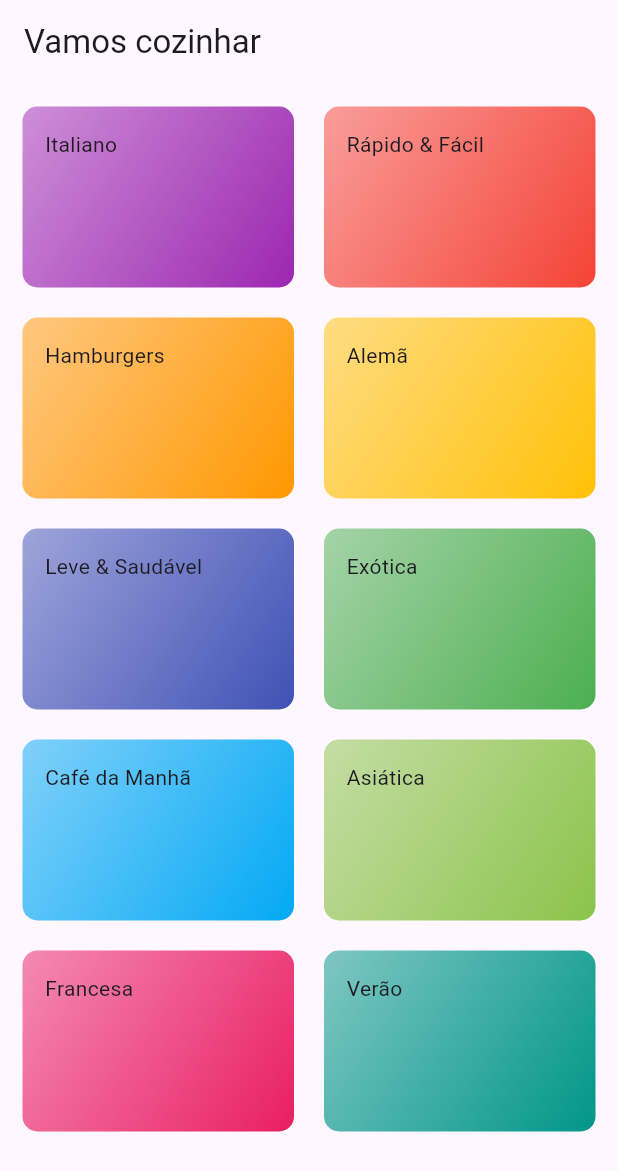
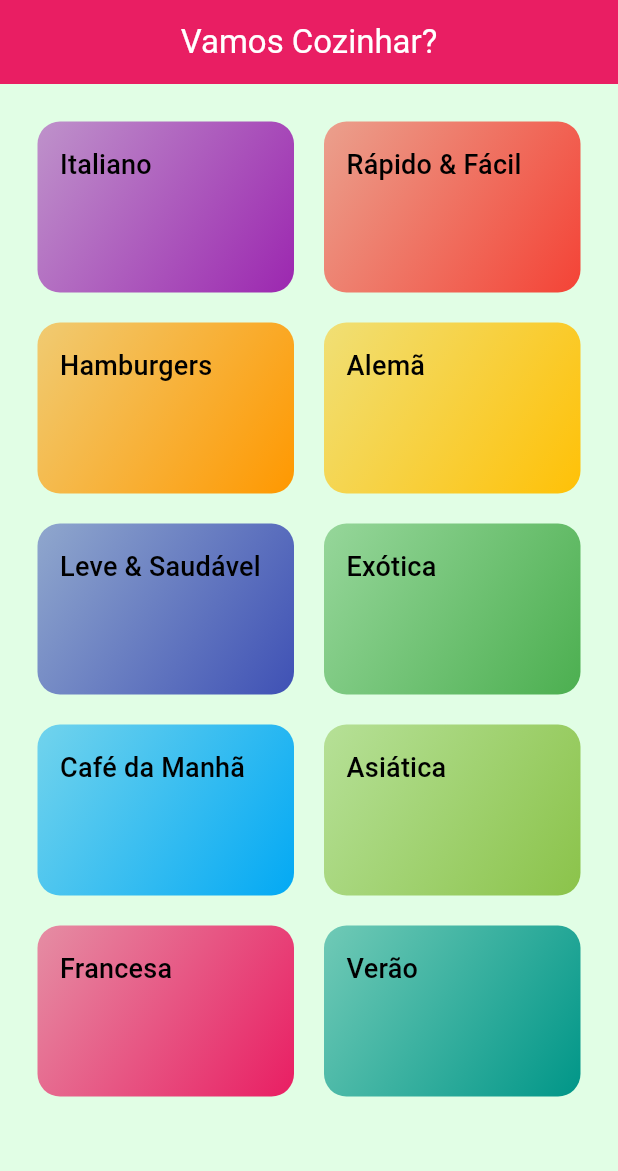
Before and after one commit to LucasSousaM/refeicoes, a Flutter app: the screen it shows after launch, on a phone screen of 412 x 824 dp. Shown: the top 1171 px of the screen. Run offline on Flutter 3.47's test engine with Material 3 defaults, Android fonts, the phone set to English and light mode, and no system bars; Roboto replaces fonts that are missing (RobotoCondensed).

Commit message:
projeto-inicial-navegando-telas

```diff
--- a/lib/components/category_item.dart
+++ b/lib/components/category_item.dart
@@ -1,18 +1,33 @@
 import 'package:flutter/material.dart';
+import 'package:meals/screens/categories_meals_screen.dart';
 
 import '../models/category.dart';
 
 class CategoryItem extends StatelessWidget {
   final Category category;
 
-  CategoryItem(this.category);
+  const CategoryItem(this.category);
+
+  void _selectCategory(BuildContext context) {
+    Navigator.of(context).push(
+      MaterialPageRoute(
+        builder: (_) {
+          return CategoriesMealsScreen(category);
+        },
+      ),
+    );
+  }
 
   @override
   Widget build(BuildContext context) {
-    return Container(
-      padding: EdgeInsets.all(15),
+    return InkWell(
+      onTap: () => _selectCategory(context),
+      borderRadius: BorderRadius.circular(15),
+      splashColor: Theme.of(context).colorScheme.primary,
+      child: Container(
+        padding: const EdgeInsets.all(15),
         decoration: BoxDecoration(
-        borderRadius: BorderRadius.circular(10),
+          borderRadius: BorderRadius.circular(15),
           gradient: LinearGradient(
             colors: [
               category.color.withOpacity(0.5),
@@ -22,7 +37,11 @@ class CategoryItem extends StatelessWidget {
             end: Alignment.bottomRight,
           ),
         ),
-      child: Text(category.title),
+        child: Text(
+          category.title,
+          style: Theme.of(context).textTheme.titleMedium,
+        ),
+      ),
     );
   }
 }
--- a/lib/main.dart
+++ b/lib/main.dart
@@ -7,9 +7,26 @@ class MyApp extends StatelessWidget {
   @override
   Widget build(BuildContext context) {
     return MaterialApp(
-      title: 'DeliMeals',
+      title: 'Vamos Cozinhar?',
       theme: ThemeData(
-        primaryColor: Colors.pink,
+        colorScheme: const ColorScheme(
+          brightness: Brightness.light,
+          primary: Colors.pink,
+          onPrimary: Colors.white,
+          secondary: Colors.amber,
+          onSecondary: Colors.black,
+          surface: Color.fromRGBO(225, 254, 229, 1),
+          onSurface: Colors.black,
+          error: Colors.red,
+          onError: Colors.white,
+        ),
+        fontFamily: 'Raleway',
+        textTheme: ThemeData.light().textTheme.copyWith(
+              titleMedium: const TextStyle(
+                fontSize: 18,
+                fontFamily: 'RobotoCondensed',
+              ),
+            ),
       ),
       home: CategoriesScreen(),
     );
--- a/lib/screens/categories_screen.dart
+++ b/lib/screens/categories_screen.dart
@@ -1,4 +1,5 @@
 import 'package:flutter/material.dart';
+import 'package:flutter/widgets.dart';
 import 'package:meals/components/category_item.dart';
 import 'package:meals/data/dummy_data.dart';
 
@@ -7,10 +8,16 @@ class CategoriesScreen extends StatelessWidget {
   Widget build(BuildContext context) {
     return Scaffold(
       appBar: AppBar(
-        title: const Text('Vamos cozinhar'),
+        title: Center(
+          child: Text(
+            'Vamos Cozinhar?',
+            style: TextStyle(color: Theme.of(context).colorScheme.onPrimary),
+          ),
+        ),
+        backgroundColor: Theme.of(context).primaryColor,
       ),
       body: GridView(
-        padding: const EdgeInsets.all(15),
+        padding: const EdgeInsets.all(25),
         gridDelegate: const SliverGridDelegateWithMaxCrossAxisExtent(
           maxCrossAxisExtent: 200,
           childAspectRatio: 3 / 2,
```
Also changed, not shown: lib/screens/categories_meals_screen.dart (added, +25 -0 lines), pubspec.yaml (+17 -11 lines). Lines whose indentation alone changed are shown as unchanged.
